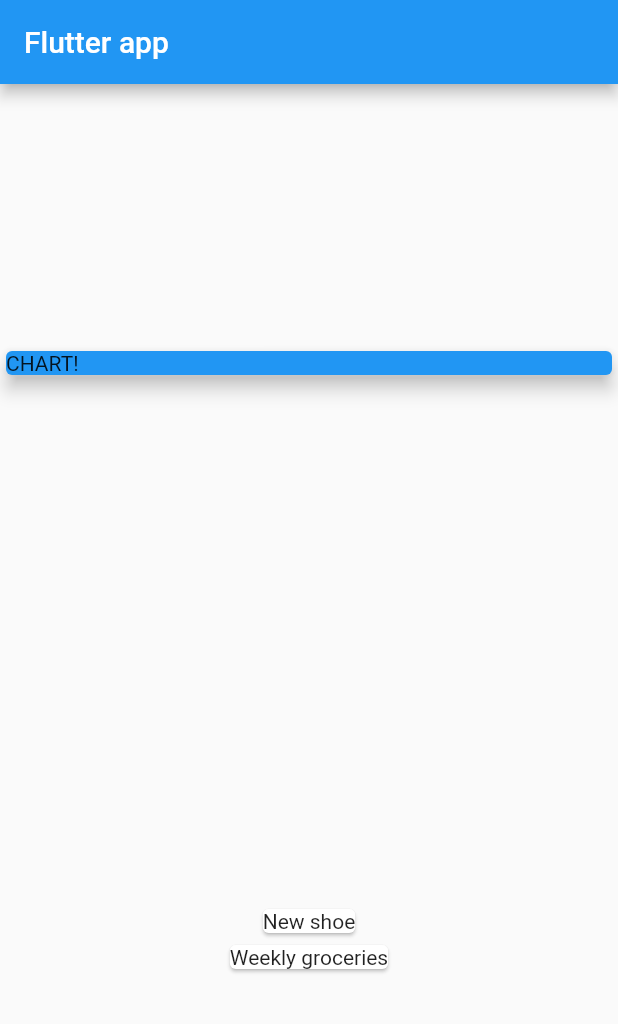
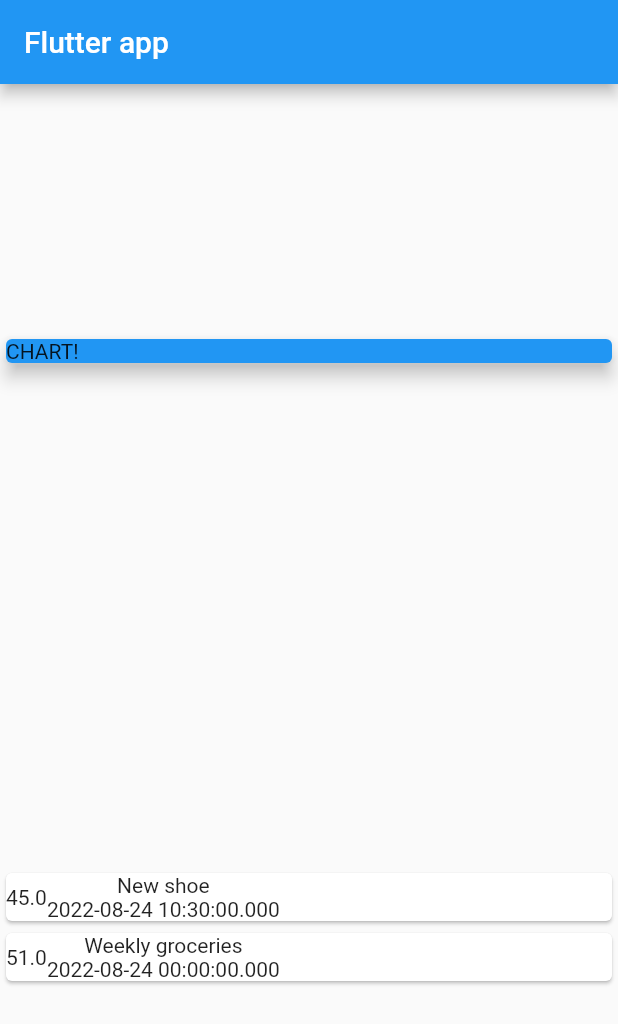
Before and after one commit to MohamedFaalil/flutter_personal_expense_tracker, a Flutter app: the screen it shows after launch, on a phone screen of 412 x 824 dp. Shown: the top 1024 px of the screen. Run offline on Flutter 3.47's test engine with Material 2 defaults, Android fonts, the phone set to English and light mode, and no system bars.

Commit message:
basic transaction card is shown

```diff
--- a/lib/main.dart
+++ b/lib/main.dart
@@ -60,8 +60,22 @@ class MyHomePage extends StatelessWidget {
           Column(
             children: transactions.map((Transaction tx) {
               return Card(
-                child: Text(
-                  tx.title,
+                child: Row(
+                  children: [
+                    Text(
+                      tx.amount.toString(),
+                    ),
+                    Column(
+                      children: [
+                        Text(
+                          tx.title,
+                        ),
+                        Text(
+                          tx.date.toString(),
+                        ),
+                      ],
+                    ),
+                  ],
                 ),
               );
             }).toList(),
```
